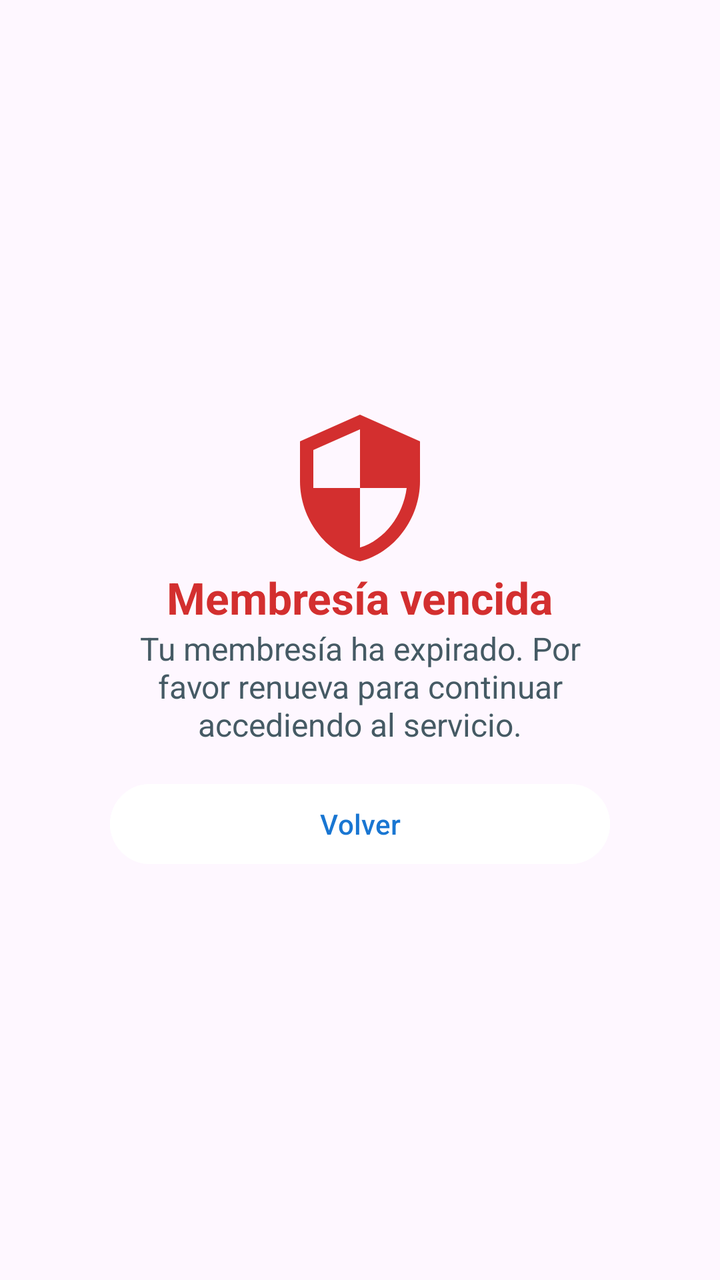
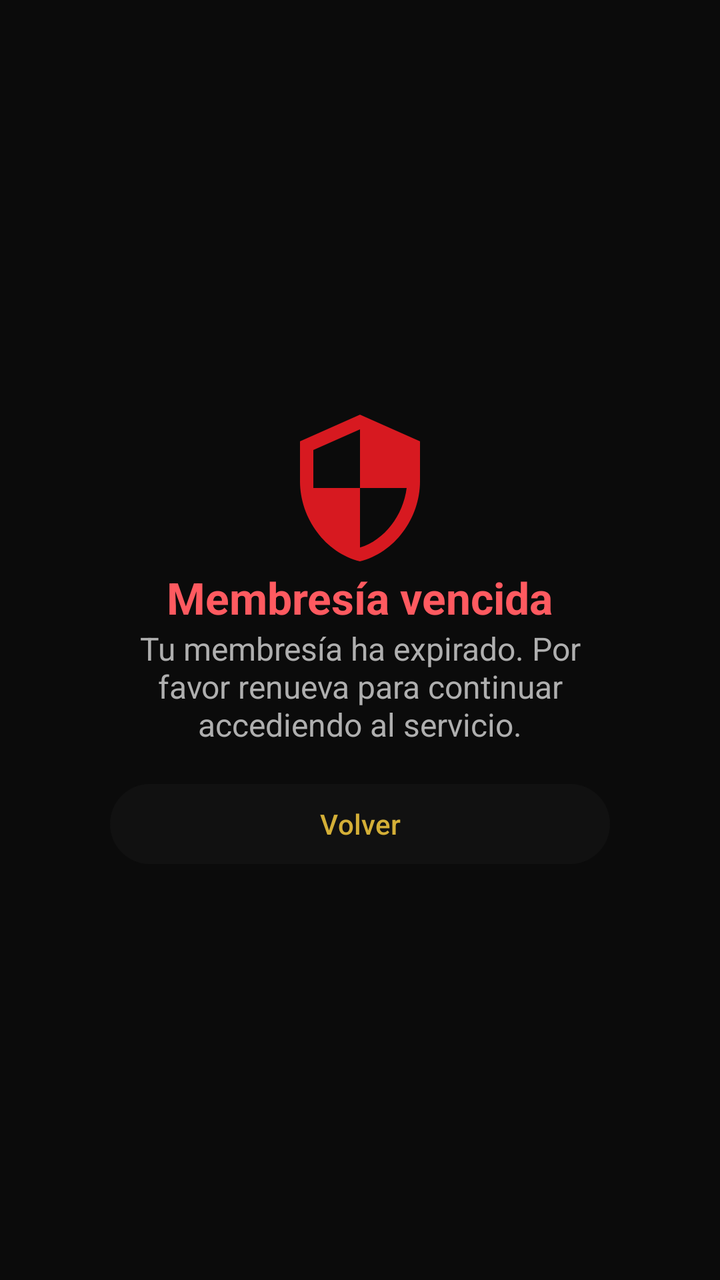

An Android layout rendered at two revisions. The XML below is the earlier revision; the diff shows what the commit changed to produce the second picture.
<!-- AndroidManifest.xml: application theme Theme.AppGYM -->
<!-- res/layout/fragment_bloqueo.xml -->
<?xml version="1.0" encoding="utf-8"?>
<FrameLayout xmlns:android="http://schemas.android.com/apk/res/android"
    xmlns:tools="http://schemas.android.com/tools"
    android:layout_width="match_parent"
    android:layout_height="match_parent"
    xmlns:app="http://schemas.android.com/apk/res-auto"
    tools:context=".Bloqueo">

<LinearLayout
    android:id="@+id/bloqueMembresia"
    android:layout_width="match_parent"
    android:layout_height="match_parent"
    android:orientation="vertical"
    android:gravity="center">



    <ImageView
        android:id="@+id/iconLock"
        android:layout_width="80dp"
        android:layout_height="80dp"
        android:src="@drawable/ic_bloqueo"/>


    <TextView
        android:id="@+id/titleExpired"
        android:layout_width="wrap_content"
        android:layout_height="wrap_content"
        android:text="Membresía vencida"
        android:textColor="#D32F2F"
        android:textSize="22sp"
        android:textStyle="bold"/>


    <TextView
        android:id="@+id/messageExpired"
        android:layout_width="250dp"
        android:layout_height="wrap_content"
        android:text="Tu membresía ha expirado. Por favor renueva para continuar accediendo al servicio."
        android:textColor="#455A64"
        android:textSize="16sp"
        android:gravity="center"/>


    <Button
        android:id="@+id/btnvolver"
        android:layout_width="250dp"
        android:layout_height="wrap_content"
        android:text="Volver"
        android:textColor="#1976D2"
        android:backgroundTint="#FFFFFF"
        android:layout_marginTop="15dp"/>



</LinearLayout>

</FrameLayout>
<!-- resources referenced by this layout -->
<resources>
  <!-- drawable ic_bloqueo (drawable) -->
  <vector xmlns:android="http://schemas.android.com/apk/res/android" android:height="80dp" android:tint="#D32F2F" android:viewportHeight="24" android:viewportWidth="24" android:width="80dp">
        
      <path android:fillColor="@android:color/white" android:pathData="M12,1L3,5v6c0,5.55 3.84,10.74 9,12 5.16,-1.26 9,-6.45 9,-12L21,5l-9,-4zM12,11.99h7c-0.53,4.12 -3.28,7.79 -7,8.94L12,12L5,12L5,6.3l7,-3.11v8.8z"/>
      
  </vector>
  <style name="Theme.AppGYM" parent="Base.Theme.AppGYM" />
  <style name="Base.Theme.AppGYM" parent="Theme.Material3.DayNight.NoActionBar">
          
          
      </style>
</resources>

<!-- the commit's change to res/layout/fragment_bloqueo.xml (unified diff, before → after) -->
@@ -4,55 +4,56 @@
     android:layout_width="match_parent"
     android:layout_height="match_parent"
     xmlns:app="http://schemas.android.com/apk/res-auto"
+    android:background="@color/app_background"
     tools:context=".Bloqueo">
 
-<LinearLayout
-    android:id="@+id/bloqueMembresia"
-    android:layout_width="match_parent"
-    android:layout_height="match_parent"
-    android:orientation="vertical"
-    android:gravity="center">
+    <LinearLayout
+        android:id="@+id/bloqueMembresia"
+        android:layout_width="match_parent"
+        android:layout_height="match_parent"
+        android:orientation="vertical"
+        android:gravity="center">
 
 
 
-    <ImageView
-        android:id="@+id/iconLock"
-        android:layout_width="80dp"
-        android:layout_height="80dp"
-        android:src="@drawable/ic_bloqueo"/>
+        <ImageView
+            android:id="@+id/iconLock"
+            android:layout_width="80dp"
+            android:layout_height="80dp"
+            android:src="@drawable/ic_bloqueo"/>
 
 
-    <TextView
-        android:id="@+id/titleExpired"
-        android:layout_width="wrap_content"
-        android:layout_height="wrap_content"
-        android:text="Membresía vencida"
-        android:textColor="#D32F2F"
-        android:textSize="22sp"
-        android:textStyle="bold"/>
+        <TextView
+            android:id="@+id/titleExpired"
+            android:layout_width="wrap_content"
+            android:layout_height="wrap_content"
+            android:text="Membresía vencida"
+            android:textColor="@color/danger"
+            android:textSize="22sp"
+            android:textStyle="bold"/>
 
 
-    <TextView
-        android:id="@+id/messageExpired"
-        android:layout_width="250dp"
-        android:layout_height="wrap_content"
-        android:text="Tu membresía ha expirado. Por favor renueva para continuar accediendo al servicio."
-        android:textColor="#455A64"
-        android:textSize="16sp"
-        android:gravity="center"/>
+        <TextView
+            android:id="@+id/messageExpired"
+            android:layout_width="250dp"
+            android:layout_height="wrap_content"
+            android:text="Tu membresía ha expirado. Por favor renueva para continuar accediendo al servicio."
+            android:textColor="@color/text_secondary"
+            android:textSize="16sp"
+            android:gravity="center"/>
 
 
-    <Button
-        android:id="@+id/btnvolver"
-        android:layout_width="250dp"
-        android:layout_height="wrap_content"
-        android:text="Volver"
-        android:textColor="#1976D2"
-        android:backgroundTint="#FFFFFF"
-        android:layout_marginTop="15dp"/>
+        <Button
+            android:id="@+id/btnvolver"
+            android:layout_width="250dp"
+            android:layout_height="wrap_content"
+            android:text="Volver"
+            android:textColor="@color/accent_gold"
+            android:backgroundTint="@color/surface"
+            android:layout_marginTop="15dp"/>
 
 
 
-</LinearLayout>
+    </LinearLayout>
 
 </FrameLayout>
<!-- resource entries referenced after the edit -->
@@ -1,12 +1,18 @@
 <!-- resources referenced by this layout -->
 <resources>
+  <color name="accent_gold">#D4AF37</color>
+  <color name="app_background">#0B0B0B</color>
+  <color name="danger">#FF5A60</color>
+  <color name="surface">#111111</color>
+  <color name="text_secondary">#AFAFAF</color>
   <!-- drawable ic_bloqueo (drawable) -->
-  <vector xmlns:android="http://schemas.android.com/apk/res/android" android:height="80dp" android:tint="#D32F2F" android:viewportHeight="24" android:viewportWidth="24" android:width="80dp">
+  <vector xmlns:android="http://schemas.android.com/apk/res/android" android:height="80dp" android:tint="@color/accent_red" android:viewportHeight="24" android:viewportWidth="24" android:width="80dp">
         
       <path android:fillColor="@android:color/white" android:pathData="M12,1L3,5v6c0,5.55 3.84,10.74 9,12 5.16,-1.26 9,-6.45 9,-12L21,5l-9,-4zM12,11.99h7c-0.53,4.12 -3.28,7.79 -7,8.94L12,12L5,12L5,6.3l7,-3.11v8.8z"/>
       
   </vector>
   <style name="Theme.AppGYM" parent="Base.Theme.AppGYM" />
+  <color name="accent_red">#D71920</color>
   <style name="Base.Theme.AppGYM" parent="Theme.Material3.DayNight.NoActionBar">
           
           
